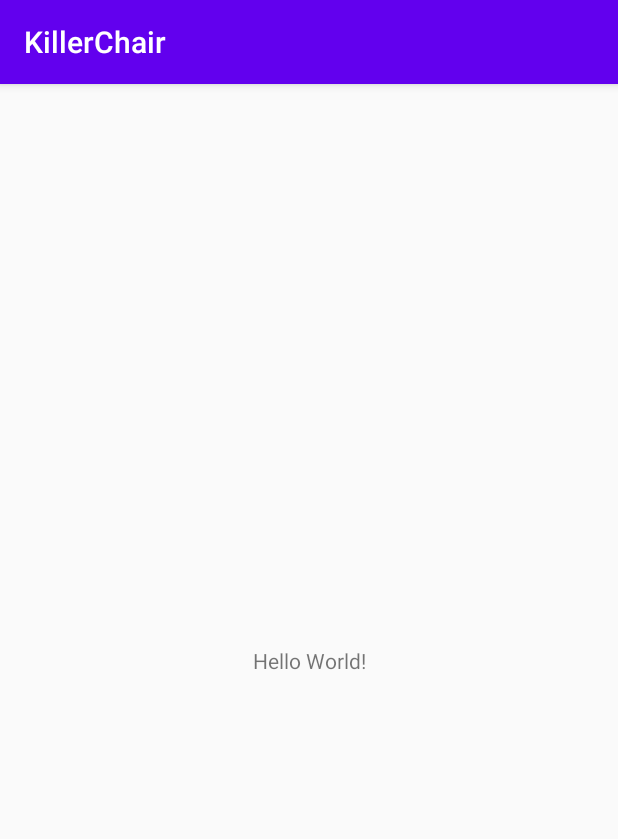
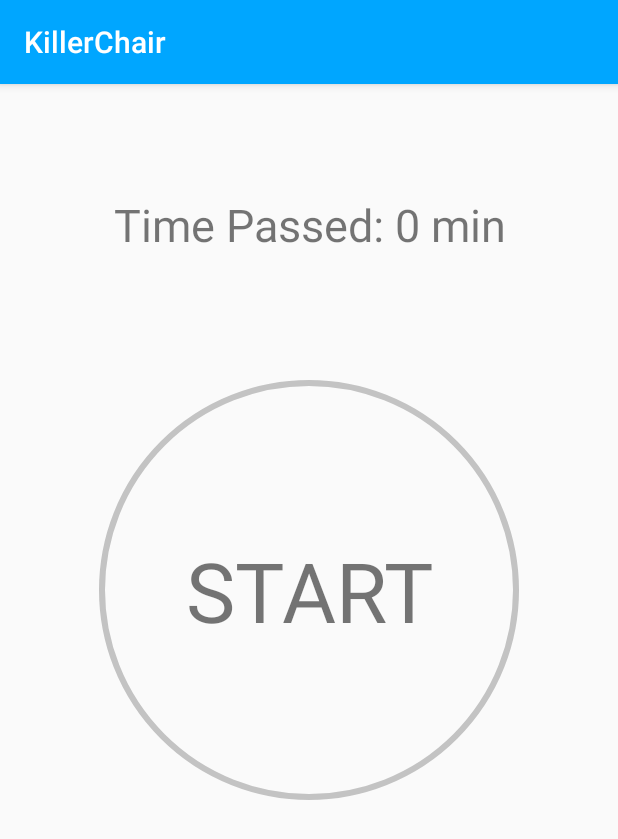
Before and after one commit to breair/KillerChair, an Android app: the screen it shows after launch (MainActivity), on a phone screen of 412 x 824 dp. Shown: the top 839 px of the screen. Run offline under Robolectric (Android 15) with nearby library versions, the light colour scheme and no system bars.

Commit message:
added timer,CircularProgressBar,tap to Start, long press to cancel

```diff
--- /dev/null
+++ b/app/src/main/java/com/breair_sb/apps/killerchair/CircularProgressBar.java
@@ -0,0 +1,91 @@
+package com.breair_sb.apps.killerchair;
+
+import android.content.Context;
+import android.content.res.TypedArray;
+import android.graphics.Canvas;
+import android.graphics.Color;
+import android.graphics.Paint;
+import android.graphics.RectF;
+import android.util.AttributeSet;
+import android.util.Log;
+import android.view.View;
+
+public class CircularProgressBar extends View {
+    private float strokeWidth = 4; //thickness of progress bar
+    private float progress = 0;
+    private int min = 0;
+    private int max = 100;
+    private int startAngle = -90;//start progress at 12 o'clock
+    private int color = Color.DKGRAY;
+    private RectF rectF;
+    private Paint backgroundPaint;
+    private Paint foregroundPaint;
+
+    public CircularProgressBar(Context context, AttributeSet attributeSet) {
+        super(context, attributeSet);
+        init(context, attributeSet);
+    }
+
+    private void init(Context context, AttributeSet attributeSet) {
+        rectF = new RectF();
+        TypedArray typedArray = context.getTheme().obtainStyledAttributes(attributeSet, R.styleable.CircleProgressBar, 0, 0);
+        try {
+            strokeWidth = typedArray.getDimension(R.styleable.CircleProgressBar_progressBarThickness, strokeWidth);
+            progress = typedArray.getFloat(R.styleable.CircleProgressBar_progress, progress);
+            min = typedArray.getInt(R.styleable.CircleProgressBar_min, min);
+            max = typedArray.getInt(R.styleable.CircleProgressBar_max, max);
+            color = typedArray.getInt(R.styleable.CircleProgressBar_progressbarColor, color);
+        } finally {
+            typedArray.recycle();
+        }
+        backgroundPaint = new Paint(Paint.ANTI_ALIAS_FLAG);
+        backgroundPaint.setColor(adjustAlpha(color, 0.3f));
+        backgroundPaint.setStyle(Paint.Style.STROKE);
+        backgroundPaint.setStrokeWidth(strokeWidth);
+
+        foregroundPaint = new Paint(Paint.ANTI_ALIAS_FLAG);
+        foregroundPaint.setColor(adjustAlpha(color, 0.3f));
+        foregroundPaint.setStyle(Paint.Style.STROKE);
+        foregroundPaint.setStrokeWidth(strokeWidth);
+    }
+
+    private int adjustAlpha(int color, float factor) {
+        int alpha = Math.round(Color.alpha(color) * factor);
+        return Color.argb(alpha, Color.red(color), Color.green(color), Color.blue(color));
+    }
+
+    @Override
+    protected void onMeasure(int widthMeasureSpec, int heightMeasureSpec) {
+        Log.v("Chart onMeasure w", MeasureSpec.toString(widthMeasureSpec));
+        Log.v("Chart onMeasure h", MeasureSpec.toString(heightMeasureSpec));
+        final int width = getDefaultSize(getSuggestedMinimumWidth(), widthMeasureSpec);
+        final int height = getDefaultSize(getSuggestedMinimumHeight(), heightMeasureSpec);
+        final int min = Math.min(width, height);
+        setMeasuredDimension(min, min);
+        rectF.set(0 + strokeWidth / 2, 0 + strokeWidth / 2, min - strokeWidth / 2, min - strokeWidth / 2);
+    }
+
+    @Override
+    protected void onDraw(Canvas canvas) {
+        super.onDraw(canvas);
+        canvas.drawOval(rectF, backgroundPaint);
+        float angle = 360 * (progress / max);
+        canvas.drawArc(rectF, startAngle, angle, false, foregroundPaint);
+    }
+
+    public void setProgress(float progress) {
+        this.progress = progress;
+        invalidate();// Notify the view to redraw it self (the onDraw method is called)
+    }
+
+    public int getColor() {
+        return color;
+    }
+
+    public void setColor(int color) {
+        this.color = color;
+        foregroundPaint.setColor(color);
+        invalidate();
+        requestLayout();
+    }
+}
--- a/app/src/main/java/com/breair_sb/apps/killerchair/MainActivity.java
+++ b/app/src/main/java/com/breair_sb/apps/killerchair/MainActivity.java
@@ -1,14 +1,87 @@
 package com.breair_sb.apps.killerchair;
 
 import androidx.appcompat.app.AppCompatActivity;
+import androidx.constraintlayout.widget.ConstraintLayout;
 
+import android.content.Context;
+import android.content.res.Resources;
+import android.content.res.TypedArray;
+import android.graphics.Canvas;
+import android.graphics.Color;
+import android.graphics.Paint;
+import android.graphics.RectF;
 import android.os.Bundle;
+import android.os.CountDownTimer;
+import android.util.AttributeSet;
+import android.util.Xml;
+import android.view.View;
+import android.widget.TextView;
+
+import java.lang.reflect.Type;
 
 public class MainActivity extends AppCompatActivity {
+    private CircularProgressBar circularProgressBar;
+    private ConstraintLayout constraintLayout;
+    private TextView timerTimeTextView;
+    private TextView timePassedTextView;
+    private int minsPassed = 0;
+    int progresspercent;
+    float[] hsv = {230, 89, 100};
+    boolean timerStarted = false;
+    CountDownTimer countDownTimer;
 
     @Override
     protected void onCreate(Bundle savedInstanceState) {
         super.onCreate(savedInstanceState);
         setContentView(R.layout.activity_main);
+        constraintLayout = findViewById(R.id.timer_Layout);
+        timerTimeTextView = findViewById(R.id.timer_time);
+        timePassedTextView = findViewById(R.id.time_passed);
+        circularProgressBar = (CircularProgressBar) constraintLayout.findViewById(R.id.custom_progressBar);
+        countDownTimer = new CountDownTimer(240000, 1000) {
+
+            public void onTick(long millisUntilFinished) {
+                timerTimeTextView.setText(String.format("%02d:%02d", millisUntilFinished / 60000, (millisUntilFinished / 1000) % 60));
+                progresspercent = (int) (240000 - millisUntilFinished) / 2400;
+                circularProgressBar.setProgress(progresspercent);
+                if ((millisUntilFinished / 1000) % 5 == 0) {
+                    hsv[0] = ((float) 100 - progresspercent) * 2.3f;
+                    circularProgressBar.setColor(Color.HSVToColor(hsv));
+
+                }
+                if ((millisUntilFinished / 1000) % 60 == 0) {
+                    minsPassed++;
+                    timePassedTextView.setText(String.format("Time Passed: %d min",minsPassed));
+                }
+            }
+
+            public void onFinish() {
+                timerTimeTextView.setText("done!");
+                circularProgressBar.setProgress(100);
+                timerStarted = false;
+                //send notification||alarm
+                countDownTimer.start();
+
+            }
+        };
+        constraintLayout.setOnClickListener(new View.OnClickListener() {
+            @Override
+            public void onClick(View view) {
+                if (!timerStarted) {
+                    timerStarted = true;
+                    countDownTimer.start();
+                }
+            }
+        });
+        constraintLayout.setOnLongClickListener(new View.OnLongClickListener() {
+            @Override
+            public boolean onLongClick(View view) {
+                countDownTimer.cancel();
+                timerStarted = false;
+                return false;
+            }
+        });
     }
+
+
 }
--- a/app/src/main/res/layout/activity_main.xml
+++ b/app/src/main/res/layout/activity_main.xml
@@ -4,15 +4,60 @@
     xmlns:tools="http://schemas.android.com/tools"
     android:layout_width="match_parent"
     android:layout_height="match_parent"
+    android:orientation="vertical"
     tools:context=".MainActivity">
 
     <TextView
+        android:id="@+id/time_passed"
         android:layout_width="wrap_content"
         android:layout_height="wrap_content"
-        android:text="Hello World!"
+        android:gravity="center"
+        android:text="Time Passed: 0 min"
+        android:textAlignment="center"
+        android:textSize="30sp"
+        app:layout_constraintBottom_toTopOf="@+id/timer_Layout"
+        app:layout_constraintEnd_toEndOf="parent"
+        app:layout_constraintStart_toStartOf="parent"
+        app:layout_constraintTop_toTopOf="parent" />
+
+    <androidx.constraintlayout.widget.ConstraintLayout
+        android:layout_width="wrap_content"
+        android:layout_height="wrap_content"
+        android:clickable="true"
+        android:focusable="true"
+        android:id="@+id/timer_Layout"
         app:layout_constraintBottom_toBottomOf="parent"
         app:layout_constraintLeft_toLeftOf="parent"
         app:layout_constraintRight_toRightOf="parent"
-        app:layout_constraintTop_toTopOf="parent" />
+        app:layout_constraintTop_toTopOf="parent"
+        app:layout_constraintVertical_bias="0.4">
 
+        <TextView
+            android:id="@+id/timer_time"
+            android:layout_width="wrap_content"
+            android:layout_height="wrap_content"
+            android:layout_gravity="center"
+            android:text="START"
+            android:textAlignment="center"
+            android:textSize="55sp"
+            app:layout_constraintBottom_toBottomOf="parent"
+            app:layout_constraintLeft_toLeftOf="parent"
+            app:layout_constraintRight_toRightOf="parent"
+            app:layout_constraintTop_toTopOf="parent"
+            />
+
+        <com.breair_sb.apps.killerchair.CircularProgressBar
+            android:id="@+id/custom_progressBar"
+            android:layout_width="280dp"
+            android:layout_height="280dp"
+            android:layout_margin="10dp"
+            android:baselineAligned="false"
+
+            app:layout_constraintBottom_toBottomOf="parent"
+            app:layout_constraintEnd_toEndOf="parent"
+            app:layout_constraintStart_toStartOf="parent"
+            app:layout_constraintTop_toTopOf="parent"
+            app:progress="0"
+            app:progressBarThickness="4dp" />
+    </androidx.constraintlayout.widget.ConstraintLayout>
 </androidx.constraintlayout.widget.ConstraintLayout>
--- /dev/null
+++ b/app/src/main/res/values/attr.xml
@@ -0,0 +1,11 @@
+<?xml version="1.0" encoding="utf-8"?>
+<resources>
+    <declare-styleable name="CircleProgressBar">
+        <attr name="min" format="integer" />
+        <attr name="max" format="integer" />
+        <attr name="progress" format="integer" />
+        <attr name="progressbarColor" format="color" />
+        <attr name="progressBarThickness" format="dimension" />
+    </declare-styleable>
+
+</resources>
--- a/app/src/main/res/values/colors.xml
+++ b/app/src/main/res/values/colors.xml
@@ -1,6 +1,6 @@
 <?xml version="1.0" encoding="utf-8"?>
 <resources>
-    <color name="colorPrimary">#6200EE</color>
+    <color name="colorPrimary">#00A6FF</color>
     <color name="colorPrimaryDark">#3700B3</color>
     <color name="colorAccent">#03DAC5</color>
 </resources>
--- a/app/src/main/res/values/styles.xml
+++ b/app/src/main/res/values/styles.xml
@@ -1,6 +1,6 @@
 <resources>
     <!-- Base application theme. -->
-    <style name="AppTheme" parent="Theme.AppCompat.Light.DarkActionBar">
+    <style name="AppTheme" parent="Theme.AppCompat.DayNight.DarkActionBar">
         <!-- Customize your theme here. -->
         <item name="colorPrimary">@color/colorPrimary</item>
         <item name="colorPrimaryDark">@color/colorPrimaryDark</item>
```
